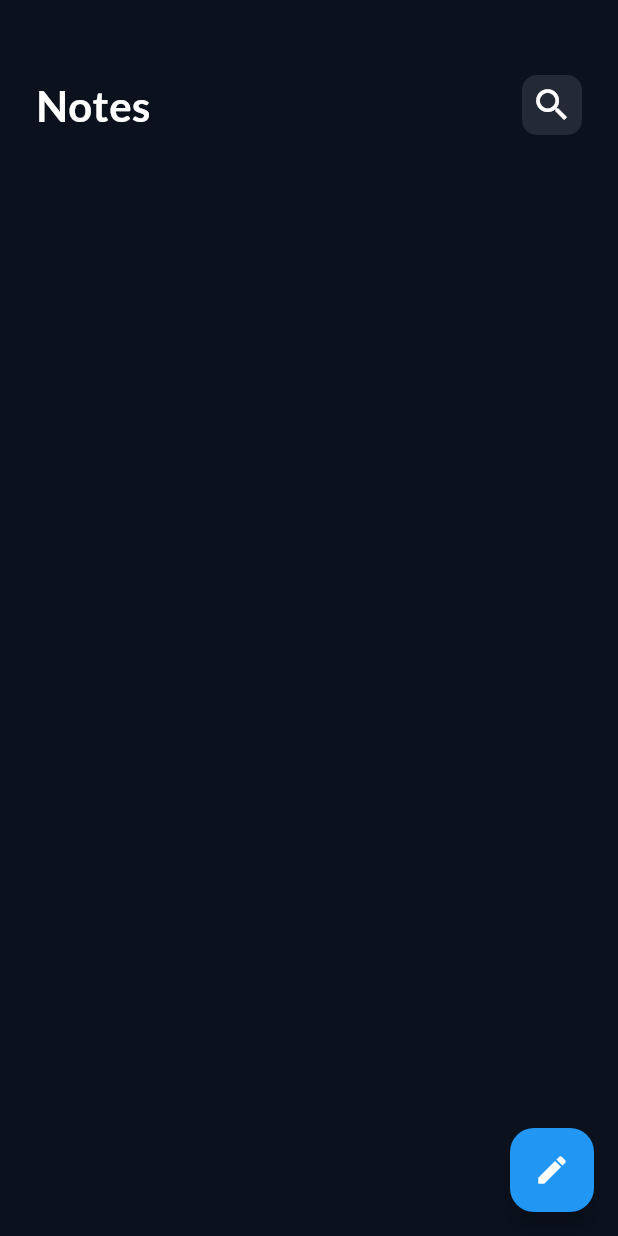
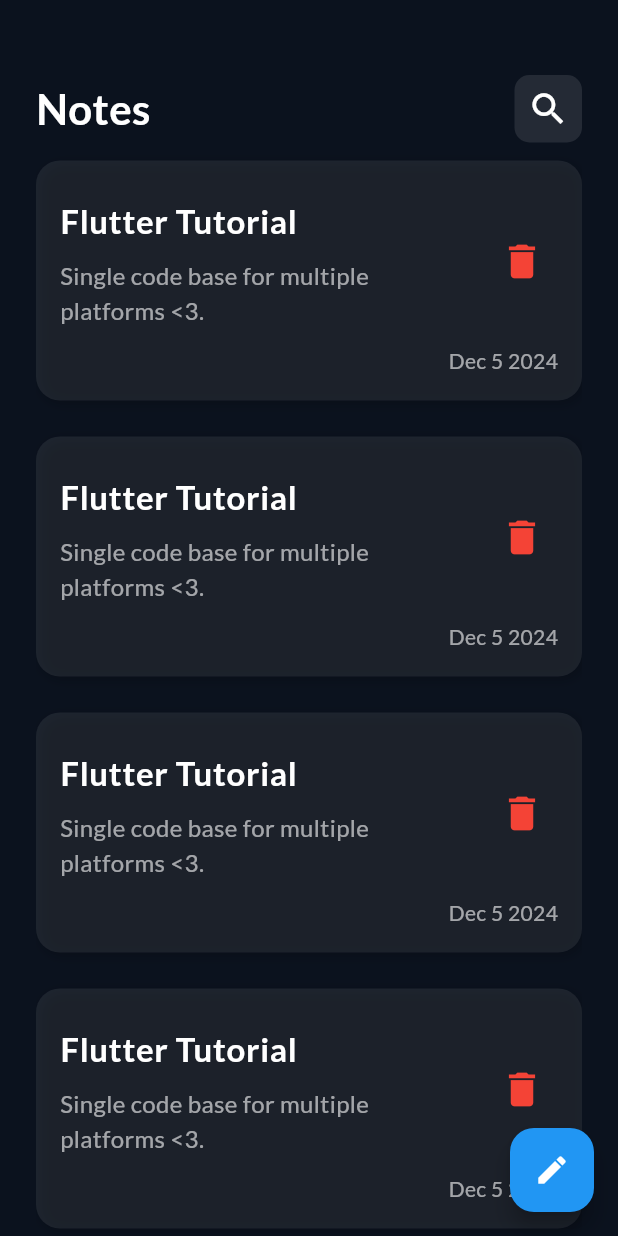
Before and after one commit to 0xAhmd/flutter_notes_app, a Flutter app: the screen it shows after launch, on a phone screen of 412 x 824 dp. Run offline on Flutter 3.47's test engine with Material 3 defaults, Android fonts, the phone set to English and light mode, and no system bars; our stand-ins replace device_preview, google_fonts.

Commit message:
Item Card and ListView are done

```diff
--- a/lib/main.dart
+++ b/lib/main.dart
@@ -1,5 +1,6 @@
 import 'package:device_preview/device_preview.dart';
 import 'package:flutter/material.dart';
+import 'package:google_fonts/google_fonts.dart';
 import 'package:notes_app/views/notes_view.dart';
 
 void main() {
@@ -17,6 +18,7 @@ class MyApp extends StatelessWidget {
   Widget build(BuildContext context) {
     return MaterialApp(
       theme: ThemeData(
+          fontFamily: GoogleFonts.lato().fontFamily,
           scaffoldBackgroundColor: const Color(0xFF0b121e),
           floatingActionButtonTheme: const FloatingActionButtonThemeData(
             foregroundColor: Colors.white,
--- a/lib/widgets/custom_search_icon.dart
+++ b/lib/widgets/custom_search_icon.dart
@@ -6,8 +6,8 @@ class CustomIconSearch extends StatelessWidget {
   @override
   Widget build(BuildContext context) {
     return Container(
-      height: 40,
-      width: 40,
+      height: 45,
+      width: 45,
       decoration: BoxDecoration(
           borderRadius: const BorderRadius.all(Radius.circular(10)),
           color: Colors.white.withOpacity(0.1)),
--- /dev/null
+++ b/lib/widgets/item_list_view.dart
@@ -0,0 +1,15 @@
+import 'package:flutter/material.dart';
+import 'package:notes_app/widgets/note_item.dart';
+
+class ItemListView extends StatelessWidget {
+  const ItemListView({super.key});
+
+  @override
+  Widget build(BuildContext context) {
+    return ListView.builder(
+      itemBuilder: (context, index) {
+        return const NoteItem();
+      },
+    );
+  }
+}
--- /dev/null
+++ b/lib/widgets/note_item.dart
@@ -0,0 +1,75 @@
+import 'package:flutter/material.dart';
+import 'package:google_fonts/google_fonts.dart';
+
+class NoteItem extends StatelessWidget {
+  const NoteItem({super.key});
+
+  @override
+  Widget build(BuildContext context) {
+    return Padding(
+      padding: const EdgeInsets.symmetric(
+        vertical: 12.0,
+      ),
+      child: Container(
+        padding: const EdgeInsets.symmetric(horizontal: 16, vertical: 16),
+        width: double.infinity,
+        height: 160,
+        decoration: BoxDecoration(
+          color: Colors.white.withOpacity(0.08),
+          borderRadius: BorderRadius.circular(16),
+          boxShadow: [
+            BoxShadow(
+              color: Colors.black.withOpacity(0.2),
+              blurRadius: 6,
+              offset: const Offset(2, 2),
+            ),
+          ],
+        ),
+        child: Column(
+          crossAxisAlignment: CrossAxisAlignment.start,
+          children: [
+            ListTile(
+              contentPadding: EdgeInsets.zero,
+              title: Text(
+                'Flutter Tutorial',
+                style: GoogleFonts.lato(
+                  color: Colors.white,
+                  fontSize: 22,
+                  fontWeight: FontWeight.bold,
+                ),
+              ),
+              subtitle: Padding(
+                padding: const EdgeInsets.only(top: 8.0),
+                child: Text(
+                  'Single code base for multiple platforms <3.',
+                  style: GoogleFonts.lato(
+                    color: Colors.white.withOpacity(0.6),
+                    fontSize: 16,
+                  ),
+                ),
+              ),
+              trailing: IconButton(
+                onPressed: () {},
+                icon: const Icon(Icons.delete),
+                color: Colors.red,
+                iconSize: 30,
+                tooltip: 'Delete Note',
+              ),
+            ),
+            const Spacer(),
+            Align(
+              alignment: Alignment.bottomRight,
+              child: Text(
+                'Dec 5 2024',
+                style: GoogleFonts.lato(
+                  color: Colors.white.withOpacity(0.6),
+                  fontSize: 14,
+                ),
+              ),
+            ),
+          ],
+        ),
+      ),
+    );
+  }
+}
--- a/lib/widgets/note_view_body.dart
+++ b/lib/widgets/note_view_body.dart
@@ -1,5 +1,6 @@
 import 'package:flutter/material.dart';
 import 'package:notes_app/widgets/custom_appbar.dart';
+import 'package:notes_app/widgets/item_list_view.dart';
 
 class NotesViewBody extends StatelessWidget {
   const NotesViewBody({super.key});
@@ -12,6 +13,9 @@ class NotesViewBody extends StatelessWidget {
         children: [
           SizedBox(height: 50),
           AppBarCustom(),
+          Expanded(
+            child: ItemListView(),
+          )
         ],
       ),
     );
```
